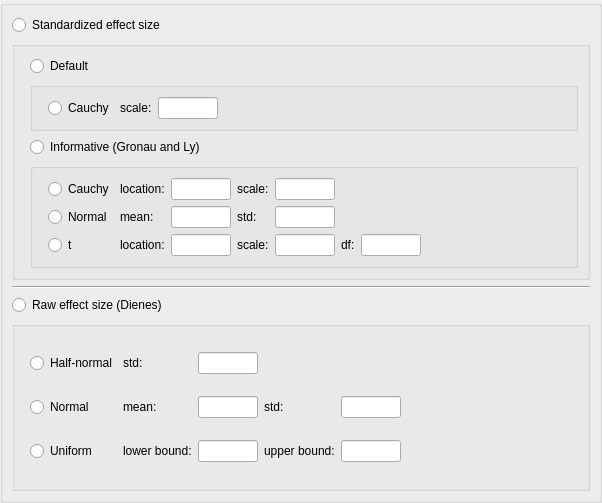
This is JASP-Desktop/widgets/subjectivepriorswidget.ui in jasp-stats/jasp-desktop as Qt 5 draws it before an edit. The edited form follows.
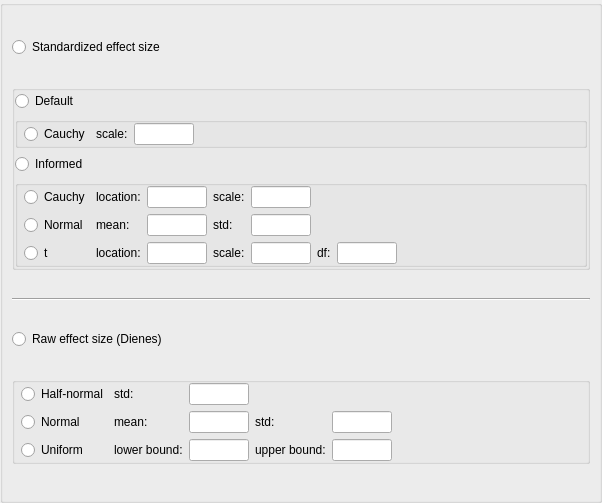
This is the edited form. Custom widgets are drawn as their Qt base class.

Commit message: Change UI of SubjectivePrior And fixed % error bug

```diff
--- a/JASP-Desktop/widgets/subjectivepriorswidget.ui
+++ b/JASP-Desktop/widgets/subjectivepriorswidget.ui
@@ -54,6 +54,12 @@
       </item>
       <item row="4" column="0">
        <widget class="BoundGroupBox" name="dienesEffectSize">
+        <property name="sizePolicy">
+         <sizepolicy hsizetype="Preferred" vsizetype="Maximum">
+          <horstretch>0</horstretch>
+          <verstretch>0</verstretch>
+         </sizepolicy>
+        </property>
         <property name="title">
          <string/>
         </property>
@@ -61,6 +67,18 @@
          <bool>false</bool>
         </property>
         <layout class="QGridLayout" name="gridLayout_17">
+         <property name="leftMargin">
+          <number>0</number>
+         </property>
+         <property name="topMargin">
+          <number>0</number>
+         </property>
+         <property name="rightMargin">
+          <number>0</number>
+         </property>
+         <property name="bottomMargin">
+          <number>0</number>
+         </property>
          <item row="2" column="6">
           <spacer name="horizontalSpacer_9">
            <property name="orientation">
@@ -274,6 +292,12 @@
       </item>
       <item row="1" column="0">
        <widget class="BoundGroupBox" name="effectSizeStandardized">
+        <property name="sizePolicy">
+         <sizepolicy hsizetype="Preferred" vsizetype="Maximum">
+          <horstretch>0</horstretch>
+          <verstretch>0</verstretch>
+         </sizepolicy>
+        </property>
         <property name="title">
          <string/>
         </property>
@@ -281,8 +305,26 @@
          <bool>false</bool>
         </property>
         <layout class="QGridLayout" name="gridLayout_15">
-         <item row="4" column="1">
+         <property name="leftMargin">
+          <number>0</number>
+         </property>
+         <property name="topMargin">
+          <number>0</number>
+         </property>
+         <property name="rightMargin">
+          <number>0</number>
+         </property>
+         <property name="bottomMargin">
+          <number>0</number>
+         </property>
+         <item row="4" column="0">
           <widget class="BoundGroupBox" name="informativeStandardizedEffectSize">
+           <property name="sizePolicy">
+            <sizepolicy hsizetype="Preferred" vsizetype="Maximum">
+             <horstretch>0</horstretch>
+             <verstretch>0</verstretch>
+            </sizepolicy>
+           </property>
            <property name="title">
             <string/>
            </property>
@@ -290,6 +332,18 @@
             <bool>false</bool>
            </property>
            <layout class="QGridLayout" name="gridLayout_16">
+            <property name="leftMargin">
+             <number>0</number>
+            </property>
+            <property name="topMargin">
+             <number>0</number>
+            </property>
+            <property name="rightMargin">
+             <number>0</number>
+            </property>
+            <property name="bottomMargin">
+             <number>0</number>
+            </property>
             <item row="3" column="3">
              <widget class="BoundTextBox" name="informativeTLocation">
               <property name="sizePolicy">
@@ -552,34 +606,14 @@
            </layout>
           </widget>
          </item>
-         <item row="0" column="1">
-          <widget class="QRadioButton" name="defaultStandardEffectSize">
-           <property name="sizePolicy">
-            <sizepolicy hsizetype="Fixed" vsizetype="Fixed">
-             <horstretch>0</horstretch>
-             <verstretch>0</verstretch>
-            </sizepolicy>
-           </property>
-           <property name="text">
-            <string>Default</string>
-           </property>
-          </widget>
-         </item>
-         <item row="3" column="1">
-          <widget class="QRadioButton" name="informativeStandardEffectSize">
-           <property name="sizePolicy">
-            <sizepolicy hsizetype="Fixed" vsizetype="Fixed">
-             <horstretch>0</horstretch>
-             <verstretch>0</verstretch>
-            </sizepolicy>
-           </property>
-           <property name="text">
-            <string>Informative (Gronau and Ly)</string>
-           </property>
-          </widget>
-         </item>
-         <item row="1" column="1">
+         <item row="1" column="0">
           <widget class="BoundGroupBox" name="defaultStandardizedEffectSize">
+           <property name="sizePolicy">
+            <sizepolicy hsizetype="Preferred" vsizetype="Maximum">
+             <horstretch>0</horstretch>
+             <verstretch>0</verstretch>
+            </sizepolicy>
+           </property>
            <property name="title">
             <string/>
            </property>
@@ -587,6 +621,18 @@
             <bool>false</bool>
            </property>
            <layout class="QGridLayout" name="gridLayout_18">
+            <property name="leftMargin">
+             <number>0</number>
+            </property>
+            <property name="topMargin">
+             <number>0</number>
+            </property>
+            <property name="rightMargin">
+             <number>0</number>
+            </property>
+            <property name="bottomMargin">
+             <number>0</number>
+            </property>
             <item row="0" column="1">
              <widget class="QRadioButton" name="cauchyDefault">
               <property name="sizePolicy">
@@ -656,12 +702,28 @@
           </widget>
          </item>
          <item row="0" column="0">
-          <widget class="QWidget" name="widget_7" native="true">
-           <property name="maximumSize">
-            <size>
-             <width>16</width>
-             <height>16777215</height>
-            </size>
+          <widget class="QRadioButton" name="defaultStandardEffectSize">
+           <property name="sizePolicy">
+            <sizepolicy hsizetype="Fixed" vsizetype="Fixed">
+             <horstretch>0</horstretch>
+             <verstretch>0</verstretch>
+            </sizepolicy>
+           </property>
+           <property name="text">
+            <string>Default</string>
+           </property>
+          </widget>
+         </item>
+         <item row="3" column="0">
+          <widget class="QRadioButton" name="informativeStandardEffectSize">
+           <property name="sizePolicy">
+            <sizepolicy hsizetype="Fixed" vsizetype="Fixed">
+             <horstretch>0</horstretch>
+             <verstretch>0</verstretch>
+            </sizepolicy>
+           </property>
+           <property name="text">
+            <string>Informed</string>
            </property>
           </widget>
          </item>
```
The commit also changes 2 other files.
